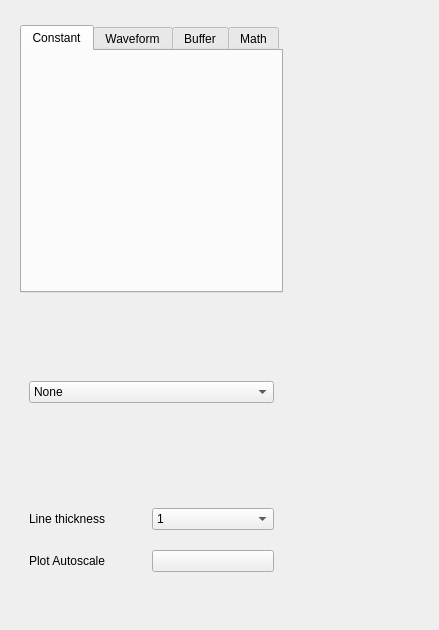
Old version of the form gui/ui/signal_generator_menu.ui in the repository analogdevicesinc/scopy.
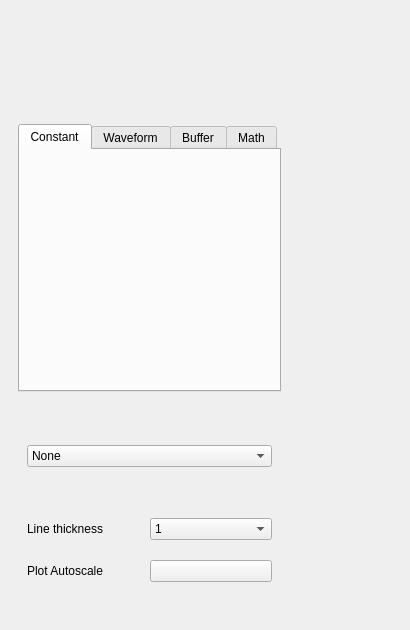
New version of the form. Icons and pictures are not drawn. Custom widgets are drawn as their Qt base class.

Commit message: Ui: Added the GenericMenu and on/off buttons to MenuHeader

```diff
--- a/gui/ui/signal_generator_menu.ui
+++ b/gui/ui/signal_generator_menu.ui
@@ -6,7 +6,7 @@
    <rect>
     <x>0</x>
     <y>0</y>
-    <width>439</width>
+    <width>410</width>
     <height>630</height>
    </rect>
   </property>
@@ -27,19 +27,19 @@
     <enum>QLayout::SetDefaultConstraint</enum>
    </property>
    <property name="leftMargin">
-    <number>0</number>
+    <number>18</number>
    </property>
    <property name="topMargin">
-    <number>0</number>
+    <number>20</number>
    </property>
    <property name="rightMargin">
-    <number>0</number>
+    <number>10</number>
    </property>
    <property name="bottomMargin">
-    <number>0</number>
+    <number>10</number>
    </property>
    <item>
-    <widget class="scopy::gui::MenuAnim" name="menuAnim" native="true">
+    <widget class="QWidget" name="content" native="true">
      <property name="sizePolicy">
       <sizepolicy hsizetype="Maximum" vsizetype="Preferred">
        <horstretch>0</horstretch>
@@ -57,16 +57,16 @@
        <number>0</number>
       </property>
       <property name="leftMargin">
-       <number>20</number>
+       <number>0</number>
       </property>
       <property name="topMargin">
-       <number>25</number>
+       <number>0</number>
       </property>
       <property name="rightMargin">
-       <number>10</number>
+       <number>0</number>
       </property>
       <property name="bottomMargin">
-       <number>20</number>
+       <number>0</number>
       </property>
       <item>
        <widget class="QScrollArea" name="scrollArea">
@@ -106,7 +106,7 @@
            <x>0</x>
            <y>0</y>
            <width>314</width>
-           <height>565</height>
+           <height>580</height>
           </rect>
          </property>
          <property name="sizePolicy">
@@ -137,6 +137,9 @@
           <property name="bottomMargin">
            <number>0</number>
           </property>
+          <item>
+           <widget class="scopy::gui::MenuHeader" name="widgetMenuHeader" native="true"/>
+          </item>
           <item>
            <widget class="QTabWidget" name="tabWidget">
             <property name="sizePolicy">
@@ -1000,9 +1003,9 @@
    <container>1</container>
   </customwidget>
   <customwidget>
-   <class>scopy::gui::MenuAnim</class>
+   <class>scopy::gui::MenuHeader</class>
    <extends>QWidget</extends>
-   <header>menu_anim.hpp</header>
+   <header location="global">scopy/gui/menu_header.hpp</header>
    <container>1</container>
   </customwidget>
  </customwidgets>
```
The commit also changes 24 other files.
